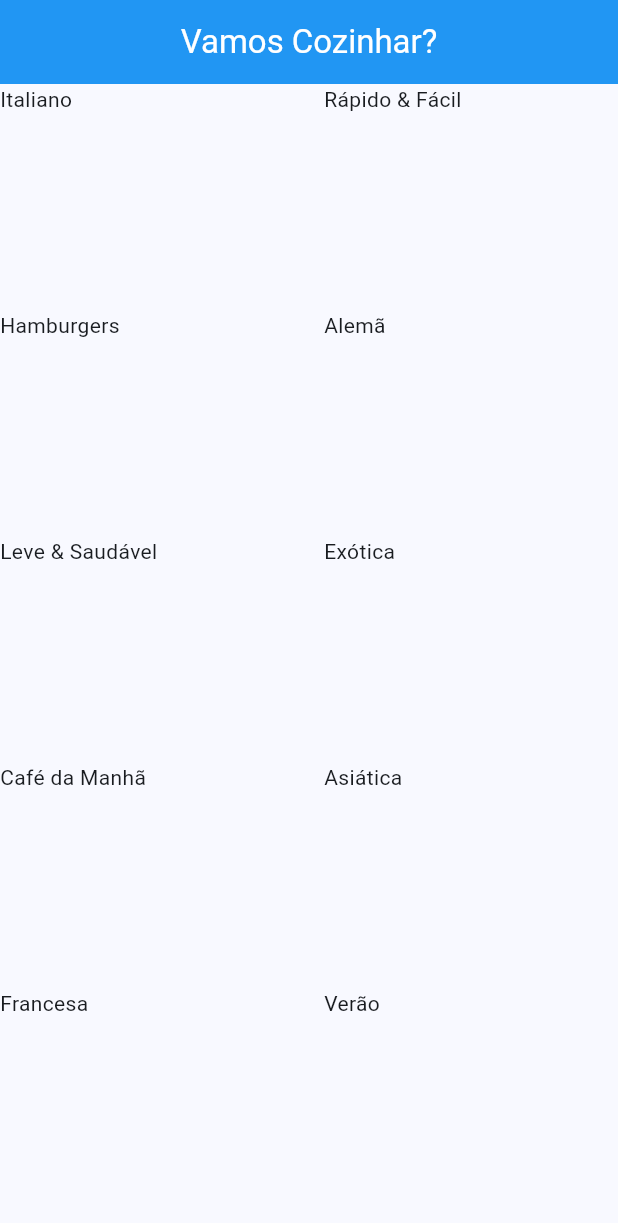
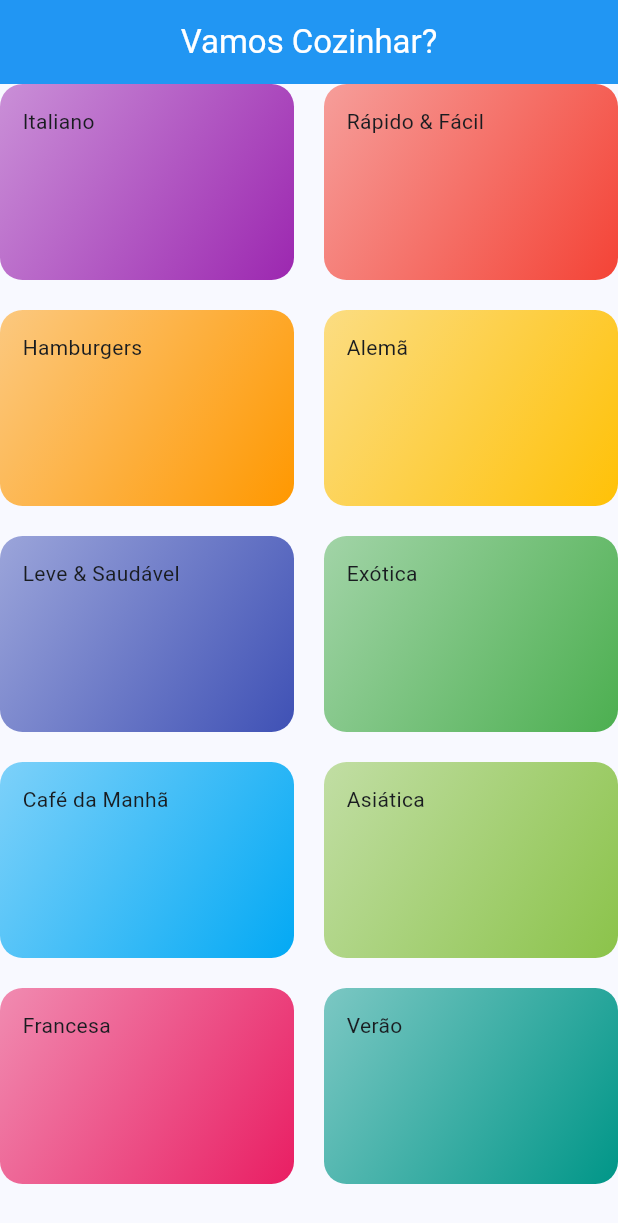
Before and after one commit to cleitonaraujo89/meals, a Flutter app: the screen it shows after launch, on a phone screen of 412 x 824 dp. Shown: the top 1223 px of the screen. Run offline on Flutter 3.47's test engine with Material 3 defaults, Android fonts, the phone set to English and light mode, and no system bars.

Commit message:
upgrade CategoryItens

```diff
--- a/lib/components/category_item.dart
+++ b/lib/components/category_item.dart
@@ -1,8 +1,9 @@
+// ignore_for_file: prefer_const_constructors
+
 import 'package:flutter/material.dart';
 import '../models/category.dart';
 
 class CategoryItem extends StatelessWidget {
-
   final Category category;
 
   const CategoryItem({super.key, required this.category});
@@ -10,6 +11,14 @@ class CategoryItem extends StatelessWidget {
   @override
   Widget build(BuildContext context) {
     return Container(
+      padding: EdgeInsets.all(15),
+      decoration: BoxDecoration(
+          borderRadius: BorderRadius.circular(15),
+          gradient: LinearGradient(
+            colors: [category.color.withOpacity(0.5), category.color],
+            begin: Alignment.topLeft,
+            end: Alignment.bottomRight,
+          )),
       child: Text(category.title),
     );
   }
```
